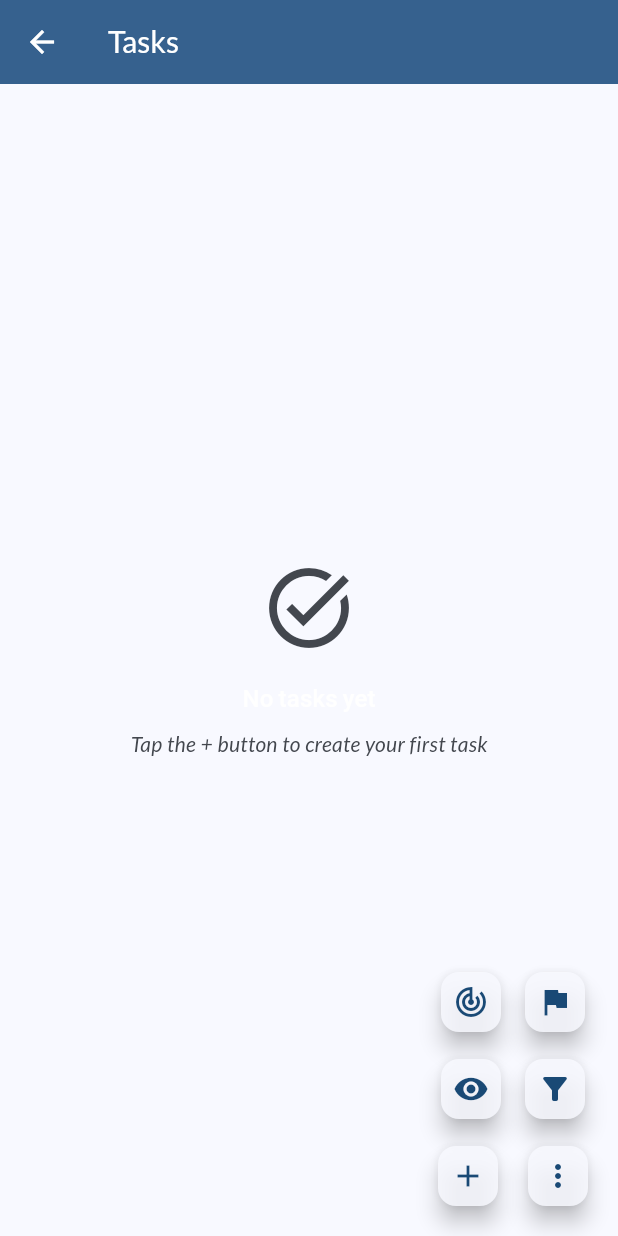
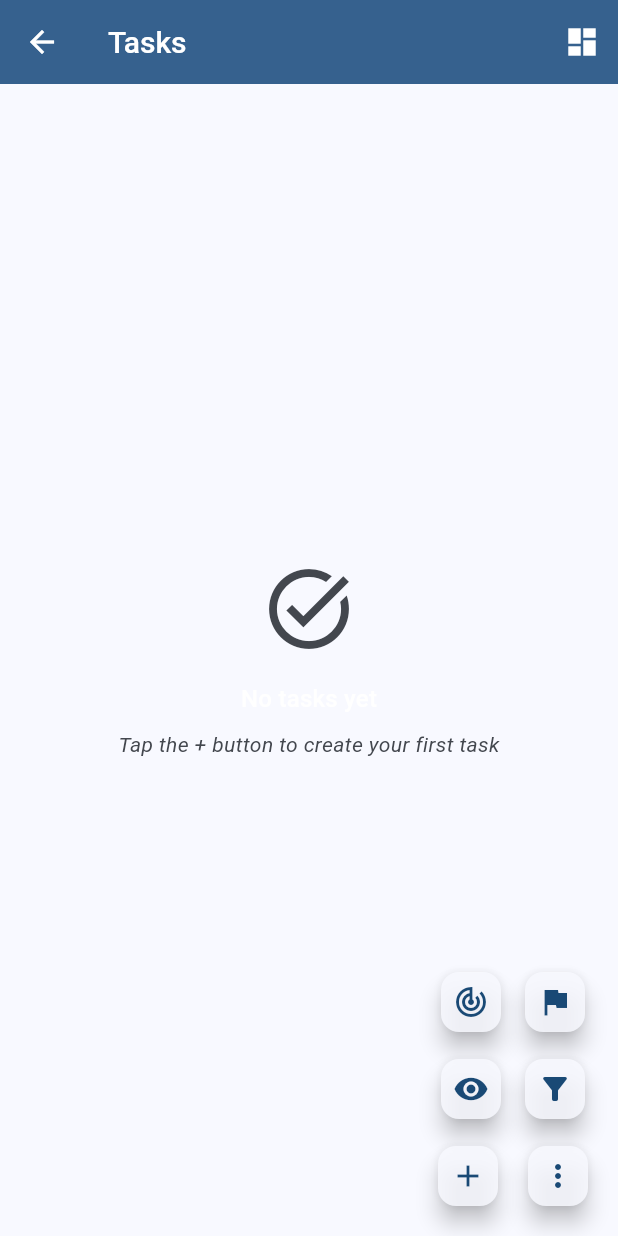
Before and after one commit to sachinkhg/all_tracker, a Flutter app: the screen it shows after launch, after a tap on "Tasks", on a phone screen of 412 x 824 dp. Run offline on Flutter 3.47's test engine with Material 3 defaults, Android fonts, the phone set to English and light mode, and no system bars; our stand-ins replace equatable, flutter_bloc, google_fonts, hive, hive_flutter, share_plus; missing offline and left inert: excel, file_selector; accounts and stored records are empty.

Commit message:
Updated theme and font setting to be use based on user selection

```diff
--- a/lib/core/app_theme.dart
+++ b/lib/core/app_theme.dart
@@ -1,101 +1,103 @@
-// import 'package:flutter/material.dart';
+import 'package:flutter/material.dart';
+import 'package:google_fonts/google_fonts.dart';
 
-// import 'app_typography.dart';
-// class AppTheme {
-//   static const Color primaryLight = Color(0xFFFDFFFC);
-//   static const Color primaryDark = Color(0xFF011627);
-//   static const Color primaryGreen = Color(0xFF2EC4B6);
-//   static const Color primaryRed = Color(0xFFE71D36);
-//   static const Color primaryYellow = Color(0xFFFF9F1C);
+/// Central app theme definitions: named color presets and font presets.
+///
+/// This file exposes simple APIs to build ThemeData instances from a seed
+/// color and optional font family and to query available presets by key.
+class AppTheme {
+  /// Named color presets users can pick from in Settings.
+  static const Map<String, Color> colorPresets = {
+    'Blue': Colors.blue,
+    'Green': Colors.green,
+    'Purple': Colors.purple,
+    'Amber': Colors.amber,
+    'Teal': Colors.teal,
+    'Indigo': Colors.indigo,
+  };
 
+  /// Named font presets using Google Fonts. `null` means use the system/default font.
+  static const Map<String, String?> fontPresets = {
+    'System': null,
+    'Lato': 'Lato',
+    'Roboto': 'Roboto',
+    'Poppins': 'Poppins',
+    'Open Sans': 'Open Sans',
+    'Montserrat': 'Montserrat',
+    'Geo': 'Geo',
+  };
 
-//   static final ColorScheme lightColorScheme = ColorScheme(
-//     brightness: Brightness.light,
-//     primary: primaryLight,
-//     onPrimary: primaryDark,
-//     secondary: primaryLight,
-//     onSecondary: primaryDark,
-//     error: primaryLight,
-//     onError: primaryRed,
-//     surface: primaryLight,
-//     onSurface: primaryYellow,
-//   );
+  /// Builds a ThemeData from a seed color, brightness and optional font.
+  static ThemeData buildTheme({
+    required Color seed,
+    required Brightness brightness,
+    String? fontFamily,
+  }) {
+    final cs = ColorScheme.fromSeed(seedColor: seed, brightness: brightness);
 
-//   static final ColorScheme darkColorScheme = ColorScheme(
-//     brightness: Brightness.dark,
-//     primary: primaryDark,
-//     onPrimary: primaryLight,
-//     secondary: primaryDark,
-//     onSecondary: primaryLight,
-//     error: primaryLight,
-//     onError: primaryRed,
-//     surface: primaryLight,
-//     onSurface: primaryYellow,
-//   );
+    ThemeData base = ThemeData.from(colorScheme: cs, useMaterial3: true);
+    if (fontFamily != null && fontFamily.isNotEmpty) {
+      // Apply Google Fonts text theme based on the selected font
+      TextTheme googleTextTheme;
+      TextTheme googlePrimaryTextTheme;
 
-//   static final ColorScheme greenColorScheme = ColorScheme(
-//     brightness: Brightness.light,
-//     primary: primaryLight,
-//     onPrimary: primaryGreen,
-//     secondary: primaryLight,
-//     onSecondary: primaryGreen,
-//     error: primaryLight,
-//     onError: primaryRed,
-//     surface: primaryLight,
-//     onSurface: primaryYellow,
-//   );
+      switch (fontFamily) {
+        case 'Lato':
+          googleTextTheme = GoogleFonts.latoTextTheme(base.textTheme);
+          googlePrimaryTextTheme = GoogleFonts.latoTextTheme(base.primaryTextTheme);
+          break;
+        case 'Roboto':
+          googleTextTheme = GoogleFonts.robotoTextTheme(base.textTheme);
+          googlePrimaryTextTheme = GoogleFonts.robotoTextTheme(base.primaryTextTheme);
+          break;
+        case 'Inter':
+          googleTextTheme = GoogleFonts.interTextTheme(base.textTheme);
+          googlePrimaryTextTheme = GoogleFonts.interTextTheme(base.primaryTextTheme);
+          break;
+        case 'Poppins':
+          googleTextTheme = GoogleFonts.poppinsTextTheme(base.textTheme);
+          googlePrimaryTextTheme = GoogleFonts.poppinsTextTheme(base.primaryTextTheme);
+          break;
+        case 'Open Sans':
+          googleTextTheme = GoogleFonts.openSansTextTheme(base.textTheme);
+          googlePrimaryTextTheme = GoogleFonts.openSansTextTheme(base.primaryTextTheme);
+          break;
+        case 'Montserrat':
+          googleTextTheme = GoogleFonts.montserratTextTheme(base.textTheme);
+          googlePrimaryTextTheme = GoogleFonts.montserratTextTheme(base.primaryTextTheme);
+          break;
+        case 'Press Start 2P':
+          googleTextTheme = GoogleFonts.pressStart2pTextTheme(base.textTheme);
+          googlePrimaryTextTheme = GoogleFonts.pressStart2pTextTheme(base.primaryTextTheme);
+          break;
+        default:
+          // Fallback to applying font family directly
+          googleTextTheme = base.textTheme.apply(fontFamily: fontFamily);
+          googlePrimaryTextTheme = base.primaryTextTheme.apply(fontFamily: fontFamily);
+      }
 
-//   static final ThemeData lightTheme = ThemeData(
-//     brightness: Brightness.light,
-//     colorScheme: lightColorScheme,
-//     primaryColor: lightColorScheme.primary,
-//     scaffoldBackgroundColor: lightColorScheme.surface,
-//     appBarTheme: AppBarTheme(
-//       backgroundColor: lightColorScheme.primary,
-//       foregroundColor: lightColorScheme.onPrimary,
-//     ),
-//     textTheme: AppTypography.textTheme,
-//     buttonTheme: ButtonThemeData(
-//       buttonColor: lightColorScheme.primary,
-//       textTheme: ButtonTextTheme.primary,
-//     ),
-//   );
+      base = base.copyWith(
+        textTheme: googleTextTheme,
+        primaryTextTheme: googlePrimaryTextTheme,
+      );
+    }
 
-//   static final ThemeData darkTheme = ThemeData(
-//     brightness: Brightness.dark,
-//     colorScheme: darkColorScheme,
-//     primaryColor: darkColorScheme.primary,
-//     scaffoldBackgroundColor: darkColorScheme.surface,
-//     appBarTheme: AppBarTheme(
-//       backgroundColor: darkColorScheme.primary,
-//       foregroundColor: darkColorScheme.onPrimary,
-//     ),
-//     textTheme: AppTypography.textTheme,
-//     buttonTheme: ButtonThemeData(
-//       buttonColor: darkColorScheme.primary,
-//       textTheme: ButtonTextTheme.primary,
-//     ),
-//   );
-
-//   static final ThemeData greenTheme = ThemeData(
-//     brightness: Brightness.light,
-//     colorScheme: greenColorScheme,
-//     primaryColor: greenColorScheme.primary,
-//     scaffoldBackgroundColor: greenColorScheme.surface,
-//     appBarTheme: AppBarTheme(
-//       backgroundColor: greenColorScheme.primary,
-//       foregroundColor: greenColorScheme.onPrimary,
-//     ),
-//     textTheme: AppTypography.textTheme,
-//     buttonTheme: ButtonThemeData(
-//       buttonColor: greenColorScheme.primary,
-//       textTheme: ButtonTextTheme.primary,
-//     ),
-//   );
-
-//   static final themes = <String, ThemeData>{
-//     'Light': lightTheme,
-//     'Dark': darkTheme,
-//     'Green': greenTheme,
-//   };
-// }
+    return base.copyWith(
+      elevatedButtonTheme: ElevatedButtonThemeData(
+        style: ElevatedButton.styleFrom(
+          backgroundColor: cs.primary,
+          foregroundColor: cs.onPrimary,
+        ),
+      ),
+      appBarTheme: AppBarTheme(
+        backgroundColor: cs.primary,
+        foregroundColor: cs.onPrimary,
+        elevation: 2,
+      ),
+      iconTheme: IconThemeData(color: cs.onSurface),
+      inputDecorationTheme: const InputDecorationTheme(
+        border: OutlineInputBorder(),
+      ),
+    );
+  }
+}
--- a/lib/core/app_typography.dart
+++ b/lib/core/app_typography.dart
@@ -1,5 +1,7 @@
 import 'package:flutter/material.dart';
-import 'package:google_fonts/google_fonts.dart';
+// If you want to supply GoogleFonts, do it from the Theme layer and pass the
+// resolved fontFamily into [AppTypography.textTheme]. Avoid hard-coding a
+// specific font here so Settings can switch fonts dynamically.
 
 /// App theme tokens and helpers — typography portion.
 ///
@@ -34,11 +36,6 @@ import 'package:google_fonts/google_fonts.dart';
 /// - This file is intentionally focused on typography tokens. Do not register colors or shapes here — keep theme composition at a higher level.
 /// - Module authors should extend or merge these styles rather than copy them to avoid drift.
 class AppTypography {
-  // Primary font family used across the app.
-  // Using GoogleFonts ensures a consistent font across platforms; the `.fontFamily` value is used in TextStyle.
-  static final String primaryFontFamily = GoogleFonts.lato().fontFamily!;
-  // Example: add secondary font family when a module needs a different visual tone.
-  // static final String secondaryFontFamily = GoogleFonts.openSans().fontFamily!;
 
   /// Build a [TextTheme] that picks colors from the provided [colorScheme].
   ///
@@ -51,46 +48,48 @@ class AppTypography {
   /// - Sizes chosen here are modest and subject to system text scaling; prefer testing with `textScaleFactor`.
   /// - Contrast decisions should be validated against WCAG; using `colorScheme.primary` for titles emphasizes brand color,
   ///   but ensure sufficient contrast against background in each theme variant.
-  static TextTheme textTheme(ColorScheme colorScheme) {
+  /// Optionally provide [fontFamily] to enforce a specific font across the
+  /// returned [TextTheme]. When `null`, the theme’s current font will be used.
+  static TextTheme textTheme(ColorScheme colorScheme, {String? fontFamily}) {
     return TextTheme(
       // Headline for small screens / secondary headings. Using primary color for brand emphasis.
       headlineSmall: TextStyle(
-        fontFamily: primaryFontFamily,
+        fontFamily: fontFamily,
         fontSize: 24,
         color: colorScheme.primary,
       ),
       // TitleLarge used for prominent in-screen titles.
       // .w500 gives moderate emphasis without being too heavy for accessibility.
       titleLarge: TextStyle(
-        fontFamily: primaryFontFamily,
+        fontFamily: fontFamily,
         fontSize: 20,
         fontWeight: FontWeight.w500,
         color: colorScheme.primary, // titles use primary to keep consistent brand color
       ),
       // BodyLarge — primary readable body text. Keep weight slightly elevated for legibility.
       bodyLarge: TextStyle(
-        fontFamily: primaryFontFamily,
+        fontFamily: fontFamily,
         fontSize: 16,
         fontWeight: FontWeight.w500,
         color: colorScheme.primary,
       ),
       // BodyMedium — used for secondary body copy; italic signals emphasis but should be used sparingly.
       bodyMedium: TextStyle(
-        fontFamily: primaryFontFamily,
+        fontFamily: fontFamily,
         fontSize: 14,
         fontStyle: FontStyle.italic,
         color: colorScheme.primary,
       ),
       // Labels (e.g., chips, small buttons) use the secondary color to provide contrast and semantic separation.
       labelLarge: TextStyle(
-        fontFamily: primaryFontFamily,
+        fontFamily: fontFamily,
         fontSize: 14,
         fontWeight: FontWeight.bold,
         color: colorScheme.primary,
       ),
       // BodySmall for helper text or captions. Slight opacity reduces visual weight while keeping color linked to scheme.
       bodySmall: TextStyle(
-        fontFamily: primaryFontFamily,
+        fontFamily: fontFamily,
         fontSize: 14,
         color: colorScheme.primary.withOpacity(0.8),
       ),
--- a/lib/core/theme_notifier.dart
+++ b/lib/core/theme_notifier.dart
@@ -1,4 +1,6 @@
 import 'package:flutter/material.dart';
+import 'app_theme.dart';
+import 'theme_preferences_service.dart';
 
 /// App-wide theme provider and helpers.
 ///
@@ -40,19 +42,48 @@ import 'package:flutter/material.dart';
 ///
 /// Keep this file focused on theme construction; persistence and user-settings live in a separate preferences layer.
 class ThemeNotifier extends ChangeNotifier {
+  final ThemePreferencesService _prefs = ThemePreferencesService();
+
   bool _isDark = false;
+  String _themeKey = 'Blue';
+  String _fontKey = 'System';
 
-  /// Exposed ThemeData based on current mode.
-  ///
-  /// Modules should not directly modify this returned ThemeData; instead extend it via `copyWith`
-  /// so the app-wide tokens remain intact.
-  ThemeData get currentTheme => _isDark ? _darkTheme : _lightTheme;
+  Future<void> init() async {
+    await _prefs.init();
+    _themeKey = _prefs.loadThemeKey() ?? _themeKey;
+    _fontKey = _prefs.loadFontKey() ?? _fontKey;
+    _isDark = _prefs.loadIsDark();
+    notifyListeners();
+  }
 
-  /// Toggle between light and dark and notify listeners.
-  ///
-  /// Note: persistence (saving the choice) should be handled by the caller or a ThemeRepository.
-  void toggleTheme() {
-    _isDark = !_isDark;
+  ThemeData get currentTheme {
+    final seed = AppTheme.colorPresets[_themeKey] ?? Colors.blue;
+    final font = AppTheme.fontPresets[_fontKey];
+    final brightness = _isDark ? Brightness.dark : Brightness.light;
+    return AppTheme.buildTheme(seed: seed, brightness: brightness, fontFamily: font);
+  }
+
+  String get themeKey => _themeKey;
+  String get fontKey => _fontKey;
+  bool get isDark => _isDark;
+
+  Future<void> setTheme(String key) async {
+    if (!AppTheme.colorPresets.containsKey(key)) return;
+    _themeKey = key;
+    await _prefs.saveThemeKey(key);
+    notifyListeners();
+  }
+
+  Future<void> setFont(String key) async {
+    if (!AppTheme.fontPresets.containsKey(key)) return;
+    _fontKey = key;
+    await _prefs.saveFontKey(key);
+    notifyListeners();
+  }
+
+  Future<void> toggleDark(bool value) async {
+    _isDark = value;
+    await _prefs.saveIsDark(value);
     notifyListeners();
   }
 
@@ -96,8 +127,7 @@ class ThemeNotifier extends ChangeNotifier {
     );
   }
 
-  // Change the seed color here if you want a different base color (green, indigo, etc.)
-  // Exposing these as getters makes it easy to add alternative seeds or themed variants later.
+  // Legacy getters retained for compatibility; not used when presets are active.
   ThemeData get _lightTheme => _themeFromSeed(Colors.blue, brightness: Brightness.light);
   ThemeData get _darkTheme => _themeFromSeed(Colors.green, brightness: Brightness.dark);
 }
--- /dev/null
+++ b/lib/core/theme_preferences_service.dart
@@ -0,0 +1,24 @@
+import 'package:hive_flutter/hive_flutter.dart';
+
+const String _themePrefsBox = 'theme_preferences_box';
+const String _kThemeKey = 'theme_key';
+const String _kFontKey = 'font_key';
+const String _kIsDark = 'is_dark';
+
+class ThemePreferencesService {
+  Future<void> init() async {
+    if (!Hive.isBoxOpen(_themePrefsBox)) {
+      await Hive.openBox(_themePrefsBox);
+    }
+  }
+
+  Box get _box => Hive.box(_themePrefsBox);
+
+  String? loadThemeKey() => _box.get(_kThemeKey) as String?;
+  String? loadFontKey() => _box.get(_kFontKey) as String?;
+  bool loadIsDark() => (_box.get(_kIsDark) as bool?) ?? false;
+
+  Future<void> saveThemeKey(String key) async => _box.put(_kThemeKey, key);
+  Future<void> saveFontKey(String key) async => _box.put(_kFontKey, key);
+  Future<void> saveIsDark(bool isDark) async => _box.put(_kIsDark, isDark);
+}
--- a/lib/goal_tracker/presentation/pages/home_page.dart
+++ b/lib/goal_tracker/presentation/pages/home_page.dart
@@ -36,6 +36,7 @@ import '../widgets/task_form_bottom_sheet.dart';
 import 'goal_list_page.dart';
 import 'milestone_list_page.dart';
 import 'task_list_page.dart';
+import 'settings_page.dart';
 
 /// The app's landing page providing dashboard insights and navigation.
 class HomePage extends StatefulWidget {
@@ -78,6 +79,16 @@ class _HomePageState extends State<HomePage> {
     return Scaffold(
       appBar: AppBar(
         title: const Text('AllTracker'),
+        actions: [
+          IconButton(
+            icon: const Icon(Icons.settings),
+            onPressed: () {
+              Navigator.of(context).push(
+                MaterialPageRoute(builder: (_) => const SettingsPage()),
+              );
+            },
+          ),
+        ],
         backgroundColor: cs.primary,
         foregroundColor: cs.onPrimary,
         elevation: 0,
@@ -431,17 +442,14 @@ class _TaskInsightCard extends StatelessWidget {
                   _StatusChip(
                     label: 'To Do',
                     count: toDo,
-                    color: Colors.grey,
                   ),
                   _StatusChip(
                     label: 'In Progress',
                     count: inProgress,
-                    color: Colors.blue,
                   ),
                   _StatusChip(
                     label: 'Complete',
                     count: completed,
-                    color: Colors.green,
                   ),
                 ],
               ),
@@ -475,27 +483,46 @@ class _StatusChip extends StatelessWidget {
   const _StatusChip({
     required this.label,
     required this.count,
-    required this.color,
   });
 
   final String label;
   final int count;
-  final Color color;
 
   @override
   Widget build(BuildContext context) {
+    final cs = Theme.of(context).colorScheme;
+
+    // Map status label to ColorScheme tokens for background/foreground
+    Color background;
+    Color foreground;
+    switch (label) {
+      case 'Complete':
+        background = cs.tertiaryContainer;
+        foreground = cs.onTertiaryContainer;
+        break;
+      case 'In Progress':
+        background = cs.primaryContainer;
+        foreground = cs.onPrimaryContainer;
+        break;
+      case 'To Do':
+      default:
+        background = cs.secondaryContainer;
+        foreground = cs.onSecondaryContainer;
+        break;
+    }
+
     return Column(
       children: [
         Container(
           padding: const EdgeInsets.symmetric(horizontal: 12, vertical: 6),
           decoration: BoxDecoration(
-            color: color.withOpacity(0.2),
+            color: background,
             borderRadius: BorderRadius.circular(16),
           ),
           child: Text(
             '$count',
             style: Theme.of(context).textTheme.titleMedium?.copyWith(
-                  color: color,
+                  color: foreground,
                   fontWeight: FontWeight.bold,
                 ),
           ),
@@ -541,7 +568,7 @@ class _QuickActionsSection extends StatelessWidget {
           child: _ActionButton(
             label: 'Add Milestone',
             icon: Icons.add,
-            color: colorScheme.secondary,
+            color: colorScheme.primary,
             onPressed: onAddMilestone,
           ),
         ),
@@ -550,7 +577,7 @@ class _QuickActionsSection extends StatelessWidget {
           child: _ActionButton(
             label: 'Add Task',
             icon: Icons.add,
-            color: colorScheme.tertiary,
+            color: colorScheme.primary,
             onPressed: onAddTask,
           ),
         ),
@@ -575,10 +602,24 @@ class _ActionButton extends StatelessWidget {
 
   @override
   Widget build(BuildContext context) {
+    final cs = Theme.of(context).colorScheme;
+
+    // Determine foreground color based on which scheme color is used for background
+    Color fg;
+    if (color == cs.primary) {
+      fg = cs.onPrimary;
+    } else if (color == cs.secondary) {
+      fg = cs.onSecondary;
+    } else if (color == cs.tertiary) {
+      fg = cs.onTertiary;
+    } else {
+      fg = cs.onPrimary;
+    }
+
     return ElevatedButton(
       style: ElevatedButton.styleFrom(
         backgroundColor: color,
-        foregroundColor: Colors.white,
+        foregroundColor: fg,
         padding: const EdgeInsets.symmetric(vertical: 16),
         shape: RoundedRectangleBorder(
           borderRadius: BorderRadius.circular(12),
--- a/lib/goal_tracker/presentation/pages/task_list_page.dart
+++ b/lib/goal_tracker/presentation/pages/task_list_page.dart
@@ -56,7 +56,18 @@ class TaskListPageView extends StatelessWidget {
         state is TasksLoaded ? state.visibleFields ?? <String, bool>{} : <String, bool>{};
 
     return Scaffold(
-      appBar: const PrimaryAppBar(title: 'Tasks'),
+      appBar: PrimaryAppBar(
+        title: 'Tasks',
+        actions: [
+          IconButton(
+            tooltip: 'Dashboard',
+            icon: const Icon(Icons.dashboard),
+            onPressed: () {
+              Navigator.of(context).popUntil((route) => route.isFirst);
+            },
+          ),
+        ],
+      ),
       body: Padding(
         padding: const EdgeInsets.all(12.0),
         child: Column(
--- a/lib/goal_tracker/presentation/widgets/view_field_bottom_sheet.dart
+++ b/lib/goal_tracker/presentation/widgets/view_field_bottom_sheet.dart
@@ -147,7 +147,7 @@ class _ViewFieldsBottomSheetState extends State<ViewFieldsBottomSheet> {
               width: 40,
               height: 4,
               decoration: BoxDecoration(
-                color: Colors.grey.shade400,
+                color: Theme.of(context).colorScheme.outlineVariant,
                 borderRadius: BorderRadius.circular(2),
               ),
             ),
--- a/lib/main.dart
+++ b/lib/main.dart
@@ -50,7 +50,7 @@ Future<void> main() async {
   /// This allows the app to listen for and react to theme changes globally.
   runApp(
     ChangeNotifierProvider(
-      create: (_) => ThemeNotifier(),
+      create: (_) => ThemeNotifier()..init(),
       child: const MyApp(),
     ),
   );
@@ -70,9 +70,19 @@ class MyApp extends StatelessWidget {
 
     /// Merge typography definitions (from `core/app_typography.dart`)
     /// with the current ThemeData for consistent font styling across app.
+    // Determine the selected font family from currentTheme.textTheme; if the
+    // theme layer (AppTheme) set a custom font, pass it through.
+    final String? selectedFontFamily = themeProvider.currentTheme.textTheme.bodyMedium?.fontFamily;
+
     final ThemeData mergedTheme = themeProvider.currentTheme.copyWith(
-      textTheme: AppTypography.textTheme(themeProvider.currentTheme.colorScheme),
-      primaryTextTheme: AppTypography.textTheme(themeProvider.currentTheme.colorScheme),
+      textTheme: AppTypography.textTheme(
+        themeProvider.currentTheme.colorScheme,
+        fontFamily: selectedFontFamily,
+      ),
+      primaryTextTheme: AppTypography.textTheme(
+        themeProvider.currentTheme.colorScheme,
+        fontFamily: selectedFontFamily,
+      ),
     );
 
     return MaterialApp(
@@ -85,8 +95,14 @@ class MyApp extends StatelessWidget {
       /// Optional: Dark theme configuration
       /// You can define a separate dark theme in `ThemeNotifier` if desired.
       darkTheme: themeProvider.currentTheme.copyWith(
-        textTheme: AppTypography.textTheme(themeProvider.currentTheme.colorScheme),
-        primaryTextTheme: AppTypography.textTheme(themeProvider.currentTheme.colorScheme),
+        textTheme: AppTypography.textTheme(
+          themeProvider.currentTheme.colorScheme,
+          fontFamily: selectedFontFamily,
+        ),
+        primaryTextTheme: AppTypography.textTheme(
+          themeProvider.currentTheme.colorScheme,
+          fontFamily: selectedFontFamily,
+        ),
       ),
 
       /// Current initial route → HomePage
```
Also changed, not shown: lib/goal_tracker/presentation/pages/goal_list_page.dart (+12 -1 lines), lib/goal_tracker/presentation/pages/milestone_list_page.dart (+12 -1 lines), lib/goal_tracker/presentation/pages/settings_page.dart (added, +131 -0 lines).
